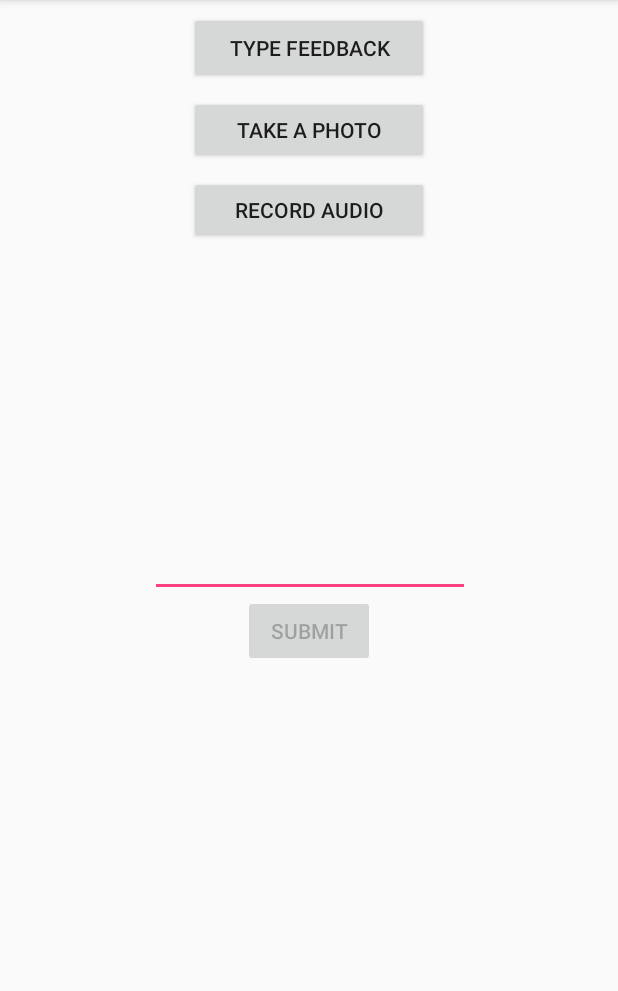
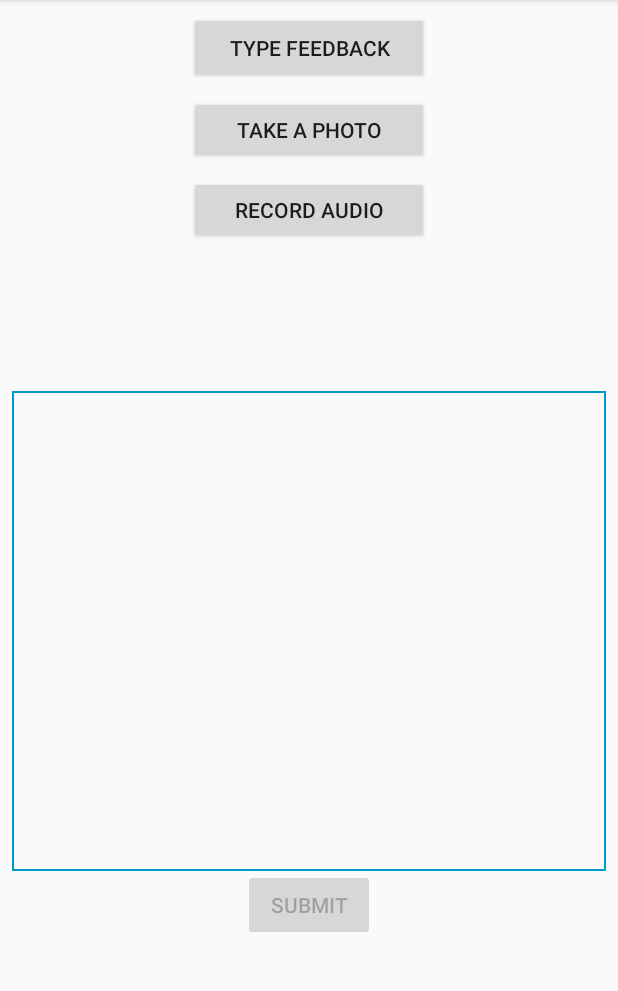
Before and after one commit to dcostinett/ProvidenceHackathon, an Android app: the screen it shows after launch (CustomerFeedbackActivity), after a tap on "TYPE FEEDBACK", on a phone screen of 412 x 824 dp, the part 84-1075 px from its top. Run offline under Robolectric (Android 15) with nearby library versions, the phone set to English and light mode, and no system bars; our stand-ins replace ButterKnife, Dagger/Hilt's generated code; libraries missing offline, so code that uses them is left out: retrofit2.adapter.rxjava, rx.android.schedulers, rx.schedulers; 3 statements that could not run were skipped.

Commit message:
add edittext border

```diff
--- a/app/src/main/java/org/providence/hackathon/hackathon/CustomerFeedbackActivity.java
+++ b/app/src/main/java/org/providence/hackathon/hackathon/CustomerFeedbackActivity.java
@@ -27,6 +27,7 @@ import android.util.Log;
 import android.view.Menu;
 import android.view.MenuItem;
 import android.view.View;
+import android.view.inputmethod.InputMethodManager;
 import android.widget.Button;
 import android.widget.EditText;
 import android.widget.Toast;
@@ -76,7 +77,7 @@ public class CustomerFeedbackActivity extends BaseActivity implements LocationLi
     Button btnAudioFeedback;
 
     @BindView(R.id.feedbackText)
-    EditText textFeedback;
+    EditText mTextFeedback;
 
     @BindView(R.id.btnSubmit)
     Button btnSubmit;
@@ -133,12 +134,14 @@ public class CustomerFeedbackActivity extends BaseActivity implements LocationLi
 
     @OnClick(R.id.btnTypeFeedback)
     public void onTypeFeedbackClicked() {
-        textFeedback.setVisibility(View.VISIBLE);
+        mTextFeedback.setVisibility(View.VISIBLE);
         btnSubmit.setVisibility(View.VISIBLE);
         btnSubmit.setEnabled(false);
+        InputMethodManager imm = (InputMethodManager) getSystemService(Context.INPUT_METHOD_SERVICE);
+        imm.toggleSoftInput(InputMethodManager.SHOW_FORCED, 0);
 
-        textFeedback.requestFocus();
-        textFeedback.addTextChangedListener(new TextWatcher() {
+        mTextFeedback.requestFocus();
+        mTextFeedback.addTextChangedListener(new TextWatcher() {
             @Override
             public void beforeTextChanged(CharSequence s, int start, int count, int after) {
             }
@@ -149,7 +152,7 @@ public class CustomerFeedbackActivity extends BaseActivity implements LocationLi
 
             @Override
             public void afterTextChanged(Editable s) {
-                if (textFeedback.getText().length() > 0) {
+                if (mTextFeedback.getText().length() > 0) {
                     btnSubmit.setEnabled(true);
                 } else {
                     btnSubmit.setEnabled(false);
@@ -223,7 +226,7 @@ public class CustomerFeedbackActivity extends BaseActivity implements LocationLi
 
     @OnClick(R.id.btnSubmit)
     public void onSubmitClicked() {
-        String theFeedback = textFeedback.getText().toString();
+        String theFeedback = mTextFeedback.getText().toString();
         TextFeedback textFeedback = new TextFeedback(theFeedback);
 
         service.postTextFeedback(this, textFeedback);
@@ -375,7 +378,9 @@ public class CustomerFeedbackActivity extends BaseActivity implements LocationLi
 
             switch (action) {
                 case TEXT_FEEDBACK_SENT_ACTION:
-                    textFeedback.setText("");
+                    mTextFeedback.setText("");
+                    mTextFeedback.setVisibility(View.INVISIBLE);
+                    btnSubmit.setVisibility(View.INVISIBLE);
                     Toast.makeText(CustomerFeedbackActivity.this, "Feedback sent to server", Toast.LENGTH_LONG).show();
                     break;
                 case AUDIO_FEEDBACK_SENT_ACTION :
--- /dev/null
+++ b/app/src/main/res/drawable/feedback_background.xml
@@ -0,0 +1,6 @@
+<?xml version="1.0" encoding="utf-8"?>
+<shape xmlns:android="http://schemas.android.com/apk/res/android">
+    <stroke
+        android:width="1dp"
+        android:color="@android:color/holo_blue_dark" />
+</shape>
--- a/app/src/main/res/layout/content_customer_feedback.xml
+++ b/app/src/main/res/layout/content_customer_feedback.xml
@@ -47,8 +47,10 @@
 
     <EditText
         android:id="@+id/feedbackText"
-        android:layout_width="wrap_content"
-        android:layout_height="wrap_content"
+        android:layout_width="match_parent"
+        android:background="@drawable/feedback_background"
+        android:gravity="bottom"
+        android:layout_height="320dp"
         android:layout_marginBottom="8dp"
         android:layout_marginLeft="8dp"
         android:layout_marginRight="8dp"
```
